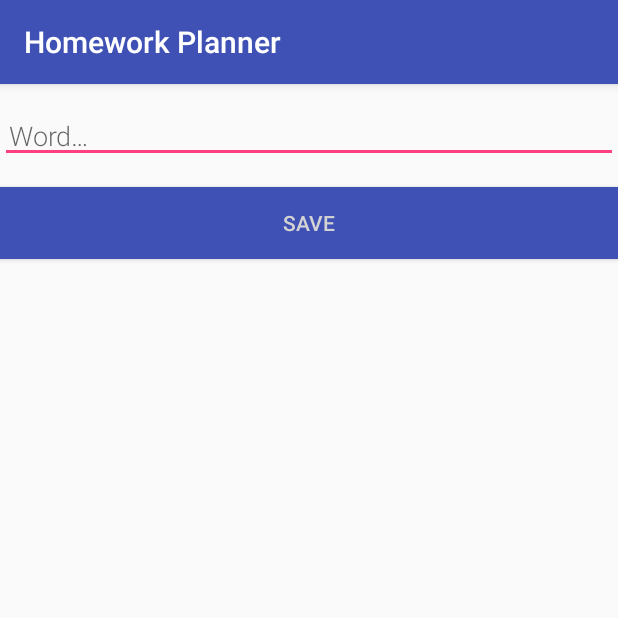
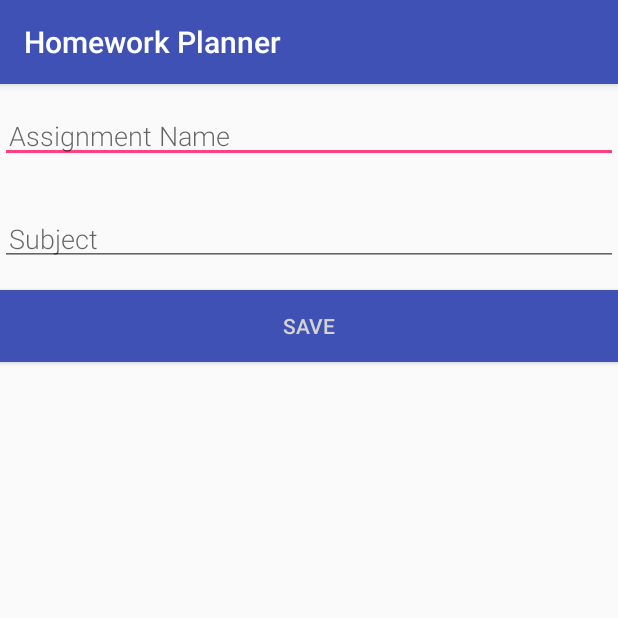
Before and after one commit to Dublin-Scioto-CS-Club-2018-19/HomeworkPlanner, an Android app: the NewAssignmentActivity screen opened directly, with no data from a screen before it, on a phone screen of 412 x 824 dp, the top half of it. Run offline under Robolectric (Android 15) with nearby library versions, the phone set to English and light mode, and no system bars.

Commit message:
New ability to add subjects to assignments
-size of each assignment item box changes if there is a provided assignment name and a subject

```diff
--- a/app/src/main/java/com/DSHS/HwPlanner/Main/AssignmentListAdapter.java
+++ b/app/src/main/java/com/DSHS/HwPlanner/Main/AssignmentListAdapter.java
@@ -52,7 +52,8 @@ public class AssignmentListAdapter extends RecyclerView.Adapter<AssignmentListAd
     @Override
     public void onBindViewHolder(AssignmentViewHolder holder, int position) {
         Assignment current = mAssignments.get(position);
-        holder.assignmentItemView.setText(current.getAssignmentName());
+        // important line hey hey change what text the user sees
+        holder.assignmentItemView.setText(current.getSubject());
     }
 
     void setAssignments(List<Assignment> assignments){
--- a/app/src/main/java/com/DSHS/HwPlanner/Main/AssignmentsFragment.java
+++ b/app/src/main/java/com/DSHS/HwPlanner/Main/AssignmentsFragment.java
@@ -69,7 +69,7 @@ public class AssignmentsFragment extends Fragment {
     public void onActivityResult(int requestCode, int resultCode, Intent data) {
         if (requestCode == NEW_ASSIGNMENT_ACTIVITY_REQUEST_CODE && resultCode == RESULT_OK) {
             Assignment assignment = new Assignment(0, data.getStringExtra(NewAssignmentActivity.EXTRA_REPLY),
-                    1, 2, 3, "math", "recursion");
+                    1, 2, 3, data.getStringExtra(NewAssignmentActivity.EXTRA_REPLY), "recursion");
             mAssignmentViewModel.insert(assignment);
         } else {
             Toast.makeText(
--- a/app/src/main/java/com/DSHS/HwPlanner/Main/NewAssignmentActivity.java
+++ b/app/src/main/java/com/DSHS/HwPlanner/Main/NewAssignmentActivity.java
@@ -33,12 +33,14 @@ public class NewAssignmentActivity extends AppCompatActivity {
     public static final String EXTRA_REPLY = "com.example.android.assignmentlistsql.REPLY";
 
     private  EditText mEditAssignmentView;
+    private EditText mEditAssignmentSubject;
 
     @Override
     public void onCreate(Bundle savedInstanceState) {
         super.onCreate(savedInstanceState);
         setContentView(R.layout.activity_new_assignment);
         mEditAssignmentView = findViewById(R.id.edit_assignment);
+        mEditAssignmentSubject = findViewById(R.id.edit_assignment_subject);
 
         final Button button = findViewById(R.id.button_save_assignment);
         button.setOnClickListener(new View.OnClickListener() {
@@ -48,6 +50,9 @@ public class NewAssignmentActivity extends AppCompatActivity {
                     setResult(RESULT_CANCELED, replyIntent);
                 } else {
                     String assignment = mEditAssignmentView.getText().toString();
+                    if (!TextUtils.isEmpty(mEditAssignmentSubject.getText())) {
+                        assignment += "\n" + mEditAssignmentSubject.getText().toString();
+                    }
                     replyIntent.putExtra(EXTRA_REPLY, assignment);
                     setResult(RESULT_OK, replyIntent);
                 }
--- a/app/src/main/res/layout/activity_new_assignment.xml
+++ b/app/src/main/res/layout/activity_new_assignment.xml
@@ -8,7 +8,19 @@
         android:layout_width="match_parent"
         android:layout_height="wrap_content"
         android:fontFamily="sans-serif-light"
-        android:hint="@string/hint_word"
+        android:hint="@string/assignment_name"
+        android:inputType="textAutoComplete"
+        android:padding="@dimen/small_padding"
+        android:layout_marginBottom="@dimen/big_padding"
+        android:layout_marginTop="@dimen/big_padding"
+        android:textSize="18sp" />
+
+    <EditText
+        android:id="@+id/edit_assignment_subject"
+        android:layout_width="match_parent"
+        android:layout_height="wrap_content"
+        android:fontFamily="sans-serif-light"
+        android:hint="@string/assignment_subject"
         android:inputType="textAutoComplete"
         android:padding="@dimen/small_padding"
         android:layout_marginBottom="@dimen/big_padding"
--- a/app/src/main/res/values/strings.xml
+++ b/app/src/main/res/values/strings.xml
@@ -24,4 +24,6 @@ limitations under the License. -->
     <string name="home_screen">Home Screen</string>
     <string name="assignments_screen">Assignments Screen</string>
     <string name="settings_screen">Settings Screen</string>
+    <string name="assignment_subject">Subject</string>
+    <string name="assignment_name">Assignment Name</string>
 </resources>
```
